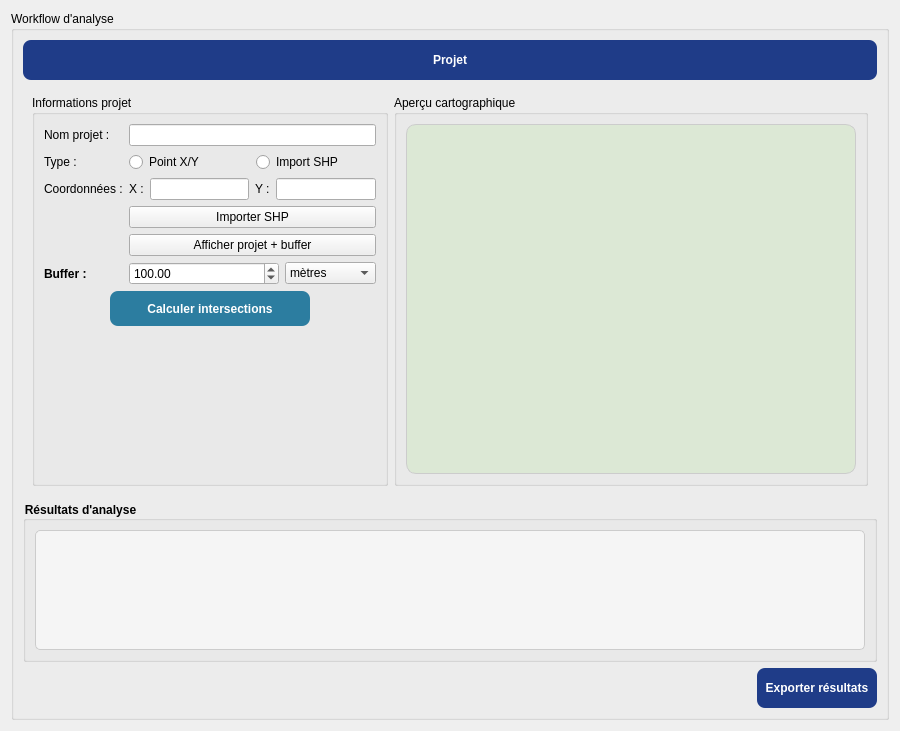
The window that derogation_dialog.ui (elafiamohamed/plugin_qgis) describes before a commit, drawn with Qt 5.
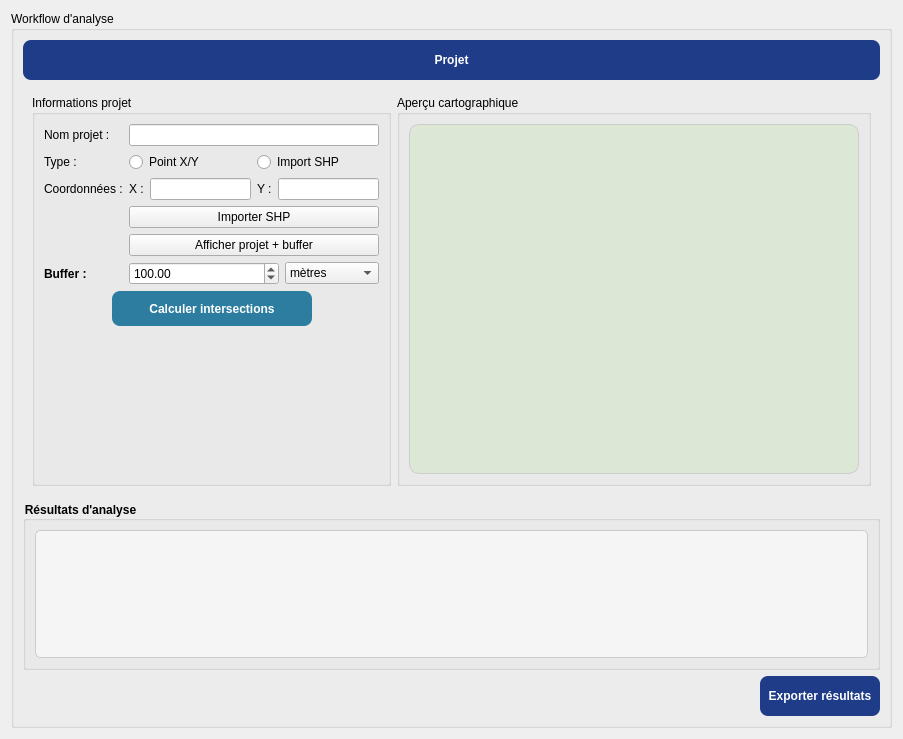
The same window after the commit.

```diff
--- a/derogation_dialog.ui
+++ b/derogation_dialog.ui
@@ -6,8 +6,8 @@
    <rect>
     <x>0</x>
     <y>0</y>
-    <width>900</width>
-    <height>700</height>
+    <width>903</width>
+    <height>739</height>
    </rect>
   </property>
   <property name="windowTitle">
```
Left out of the diff: 65 changed lines with no effect on the pictures.
